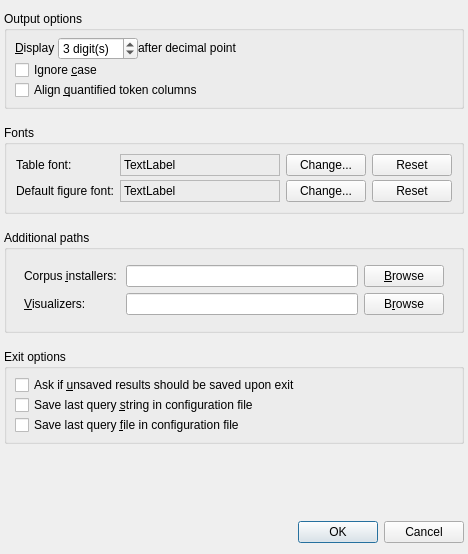
Above: coquery/gui/ui/settings.ui from gkunter/coquery before the change. Below: the same form after it.
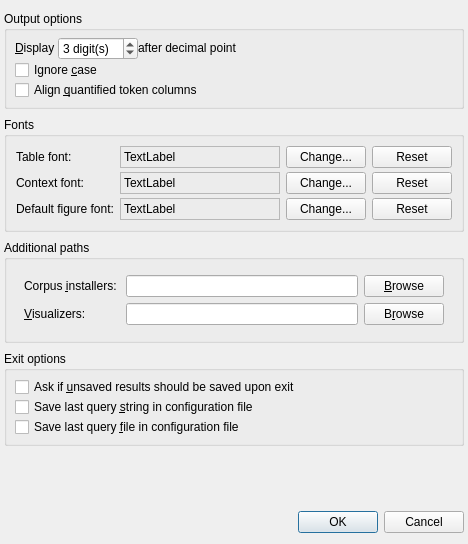
That is the form after the change. Icons and pictures are not drawn.

Commit message: Provide setting for context font

```diff
--- a/coquery/gui/ui/settings.ui
+++ b/coquery/gui/ui/settings.ui
@@ -7,7 +7,7 @@
     <x>0</x>
     <y>0</y>
     <width>468</width>
-    <height>554</height>
+    <height>544</height>
    </rect>
   </property>
   <property name="sizePolicy">
@@ -21,7 +21,7 @@
   </property>
   <layout class="QVBoxLayout" name="verticalLayout_3">
    <property name="spacing">
-    <number>16</number>
+    <number>8</number>
    </property>
    <property name="leftMargin">
     <number>4</number>
@@ -145,16 +145,43 @@
       <property name="verticalSpacing">
        <number>4</number>
       </property>
-      <item row="0" column="0">
-       <widget class="QLabel" name="label_4">
+      <item row="5" column="6">
+       <widget class="QPushButton" name="button_reset_figure">
+        <property name="text">
+         <string>Reset</string>
+        </property>
+       </widget>
+      </item>
+      <item row="5" column="2">
+       <widget class="QLabel" name="label_sample_figure">
         <property name="sizePolicy">
-         <sizepolicy hsizetype="Preferred" vsizetype="Fixed">
+         <sizepolicy hsizetype="Preferred" vsizetype="MinimumExpanding">
           <horstretch>0</horstretch>
           <verstretch>0</verstretch>
          </sizepolicy>
         </property>
+        <property name="frameShape">
+         <enum>QFrame::StyledPanel</enum>
+        </property>
+        <property name="frameShadow">
+         <enum>QFrame::Sunken</enum>
+        </property>
         <property name="text">
-         <string>Table font:</string>
+         <string>TextLabel</string>
+        </property>
+       </widget>
+      </item>
+      <item row="5" column="4">
+       <widget class="QPushButton" name="button_figure_font">
+        <property name="text">
+         <string>Change...</string>
+        </property>
+       </widget>
+      </item>
+      <item row="0" column="6">
+       <widget class="QPushButton" name="button_reset_table">
+        <property name="text">
+         <string>Reset</string>
         </property>
        </widget>
       </item>
@@ -184,17 +211,30 @@
         </property>
        </widget>
       </item>
-      <item row="1" column="0">
+      <item row="5" column="0">
        <widget class="QLabel" name="label_6">
         <property name="text">
          <string>Default figure font:</string>
         </property>
        </widget>
       </item>
-      <item row="1" column="2">
-       <widget class="QLabel" name="label_sample_figure">
+      <item row="0" column="0">
+       <widget class="QLabel" name="label_4">
         <property name="sizePolicy">
-         <sizepolicy hsizetype="Preferred" vsizetype="MinimumExpanding">
+         <sizepolicy hsizetype="Preferred" vsizetype="Fixed">
+          <horstretch>0</horstretch>
+          <verstretch>0</verstretch>
+         </sizepolicy>
+        </property>
+        <property name="text">
+         <string>Table font:</string>
+        </property>
+       </widget>
+      </item>
+      <item row="2" column="2">
+       <widget class="QLabel" name="label_sample_context">
+        <property name="sizePolicy">
+         <sizepolicy hsizetype="MinimumExpanding" vsizetype="MinimumExpanding">
           <horstretch>0</horstretch>
           <verstretch>0</verstretch>
          </sizepolicy>
@@ -210,22 +250,28 @@
         </property>
        </widget>
       </item>
-      <item row="1" column="4">
-       <widget class="QPushButton" name="button_figure_font">
+      <item row="2" column="0">
+       <widget class="QLabel" name="label_5">
+        <property name="sizePolicy">
+         <sizepolicy hsizetype="Preferred" vsizetype="Fixed">
+          <horstretch>0</horstretch>
+          <verstretch>0</verstretch>
+         </sizepolicy>
+        </property>
+        <property name="text">
+         <string>Context font:</string>
+        </property>
+       </widget>
+      </item>
+      <item row="2" column="4">
+       <widget class="QPushButton" name="button_context_font">
         <property name="text">
          <string>Change...</string>
         </property>
        </widget>
       </item>
-      <item row="1" column="5">
-       <widget class="QPushButton" name="button_reset_figure">
-        <property name="text">
-         <string>Reset</string>
-        </property>
-       </widget>
-      </item>
-      <item row="0" column="5">
-       <widget class="QPushButton" name="button_reset_table">
+      <item row="2" column="6">
+       <widget class="QPushButton" name="button_reset_context">
         <property name="text">
          <string>Reset</string>
         </property>
```
The commit also changes 2 other files.
